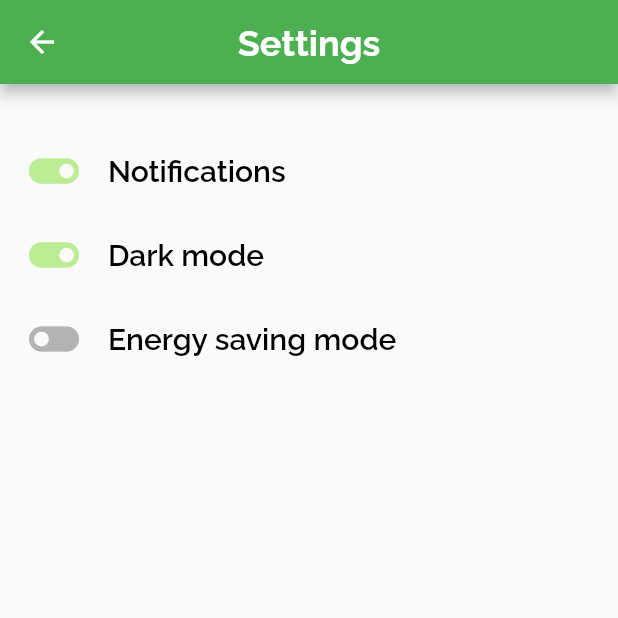
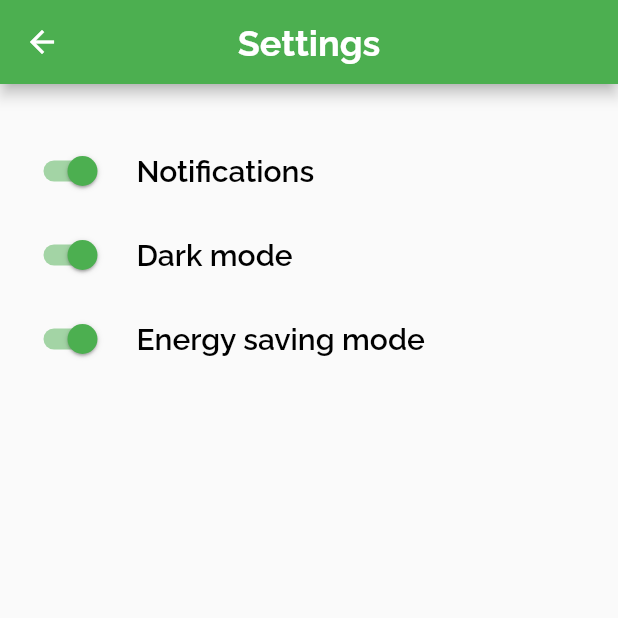
Before and after one commit to MohammadAlAgha/luminexa, a Flutter app: the settingsPage screen opened directly, on a phone screen of 412 x 824 dp, the top half of it. Run offline on Flutter 3.47's test engine with Material 2 defaults, Android fonts, the phone set to English and light mode, and no system bars; our stand-ins replace flutter_svg, google_nav_bar.

Commit message:
Frontend: changed the switch Icon in settings into a switch widget

```diff
--- a/luminexa_mobile/lib/screens/settingsPage.dart
+++ b/luminexa_mobile/lib/screens/settingsPage.dart
@@ -9,6 +9,27 @@ class settingsPage extends StatefulWidget {
 }
 
 class _settingsPageState extends State<settingsPage> {
+  bool notificationStatus = true;
+  bool DarkModeStatus = true;
+  bool EnergyStatus = true;
+  void setNotificationStatus(value) {
+    setState(() {
+      notificationStatus = value;
+    });
+  }
+
+  void setDarkModeStatus(value) {
+    setState(() {
+      DarkModeStatus = value;
+    });
+  }
+
+  void setEnergyStatus(value) {
+    setState(() {
+      EnergyStatus = value;
+    });
+  }
+
   @override
   Widget build(BuildContext context) {
     return Scaffold(
@@ -36,10 +57,9 @@ class _settingsPageState extends State<settingsPage> {
           shrinkWrap: true,
           children: [
             ListTile(
-              leading: Icon(
-                Icons.toggle_on,
-                size: 40,
-                color: Color.fromARGB(255, 188, 236, 147),
+              leading: Switch(
+                value: notificationStatus,
+                onChanged: setNotificationStatus,
               ),
               title: Text(
                 "Notifications",
@@ -50,10 +70,9 @@ class _settingsPageState extends State<settingsPage> {
               ),
             ),
             ListTile(
-              leading: Icon(
-                Icons.toggle_on,
-                size: 40,
-                color: Color.fromARGB(255, 188, 236, 147),
+              leading: Switch(
+                value: DarkModeStatus,
+                onChanged: setDarkModeStatus,
               ),
               title: Text(
                 "Dark mode",
@@ -64,10 +83,9 @@ class _settingsPageState extends State<settingsPage> {
               ),
             ),
             ListTile(
-              leading: Icon(
-                Icons.toggle_off,
-                size: 40,
-                color: Color.fromARGB(255, 179, 179, 179),
+              leading: Switch(
+                value: EnergyStatus,
+                onChanged: setEnergyStatus,
               ),
               title: Text(
                 "Energy saving mode",
```
